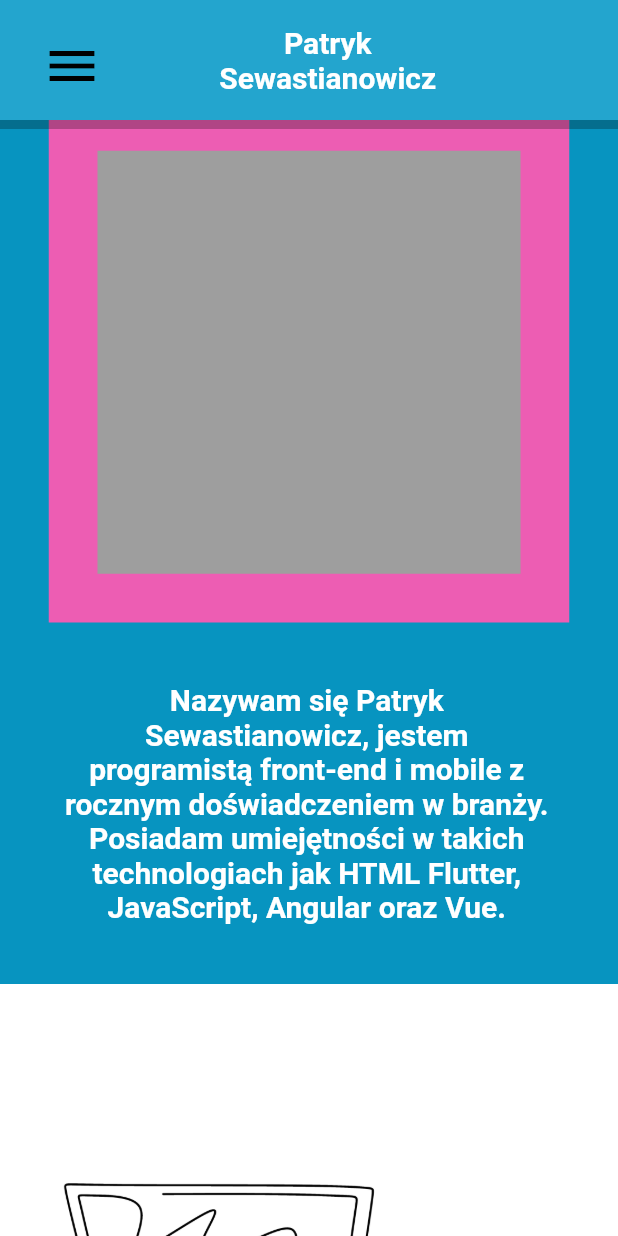
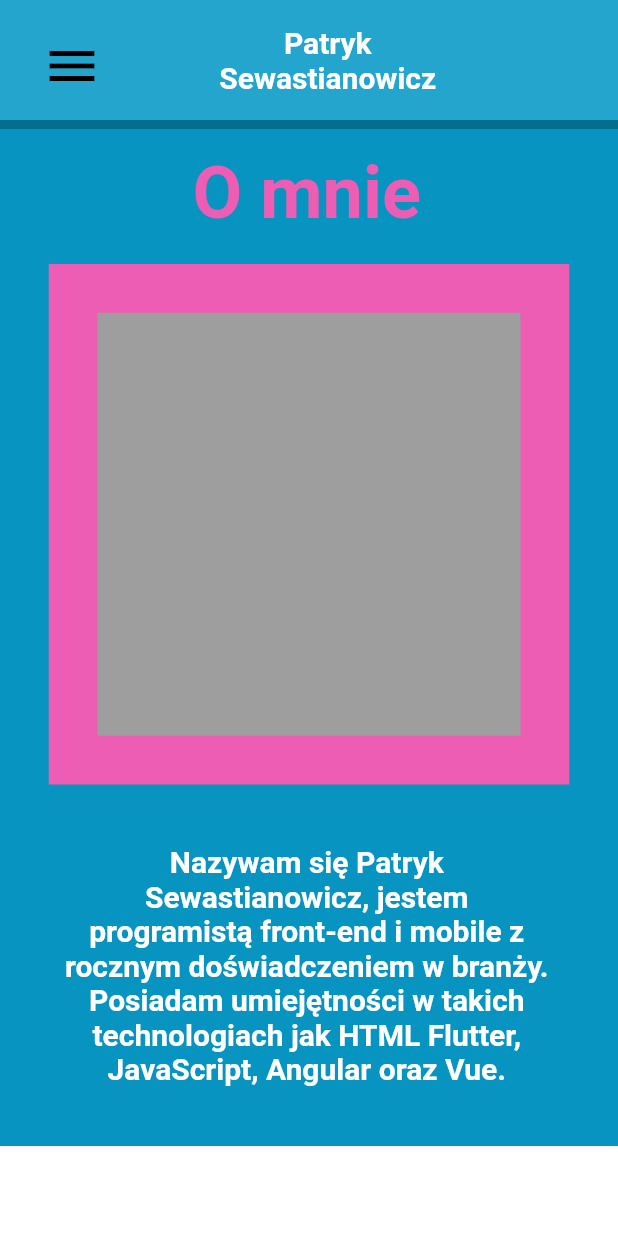
Before and after one commit to patryksew/personal-site, a Flutter app: the screen it shows after launch, in the side drawer, after a tap on "O mnie", on a phone screen of 412 x 824 dp. Run offline on Flutter 3.47's test engine with Material 2 defaults, Android fonts, the phone set to English and light mode, and no system bars; our stand-ins replace cloud_firestore, connectivity_plus, firebase_auth, firebase_core, font_awesome_flutter, responsive_builder; accounts and stored records are empty.

Commit message:
Improve scrolling

```diff
--- a/lib/helpers/scroll_to.dart
+++ b/lib/helpers/scroll_to.dart
@@ -1,3 +1,5 @@
+import 'dart:math';
+
 import 'package:flutter/material.dart';
 import 'package:provider/provider.dart';
 
@@ -10,14 +12,12 @@ void scrollTo(String id) {
   Scroll scrollProvider = Provider.of<Scroll>(targetContext, listen: false);
   ScrollController controller = scrollProvider.controller;
 
-  // if (id == "about_me") {
-  //   controller.animateTo(MediaQuery.of(targetContext).size.height,
-  //       duration: const Duration(milliseconds: 500), curve: Curves.ease);
-  //   return;
-  // }
-  // if (id == "home") {
-  //   controller.animateTo(1, duration: const Duration(milliseconds: 500), curve: Curves.ease);
-  //   return;
-  // }
-  Scrollable.ensureVisible(targetContext, duration: const Duration(milliseconds: 500), alignment: -0.2);
+  final renderBox = targetContext.findRenderObject() as RenderBox?;
+  if (renderBox == null) return;
+  var position = renderBox.localToGlobal(Offset.zero).dy;
+  position -= scrollProvider.padding(MediaQuery.of(targetContext)) + 80;
+  position += controller.offset;
+  position = max(0, position);
+
+  controller.animateTo(position, duration: const Duration(milliseconds: 500), curve: Curves.ease);
 }
```
